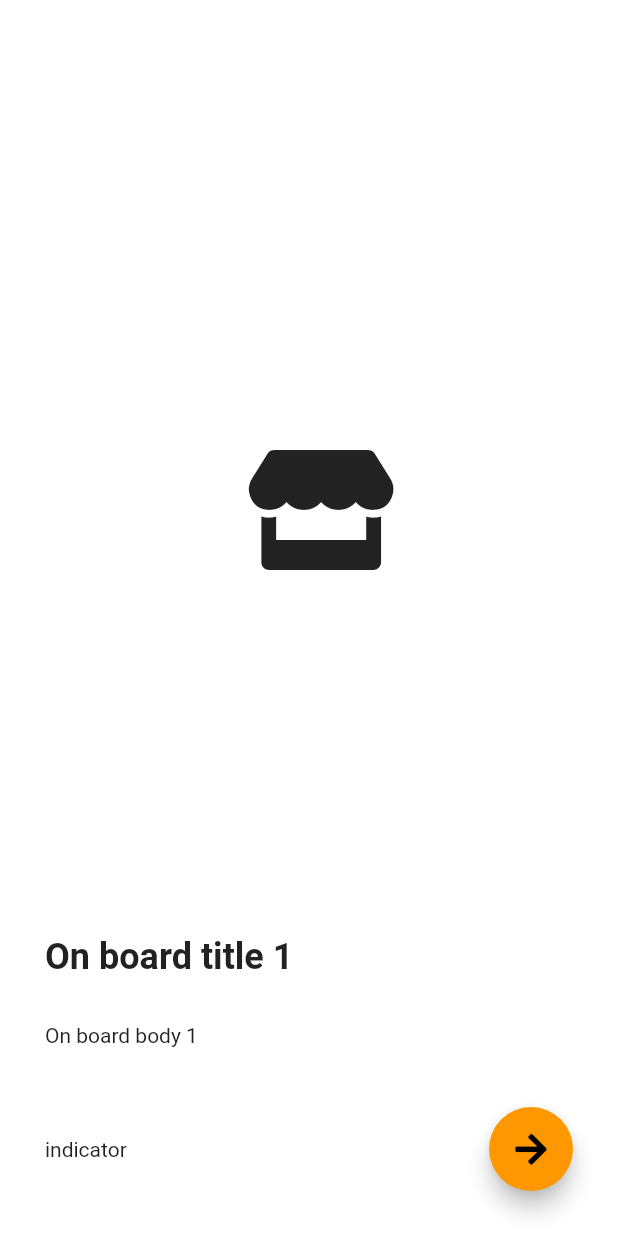
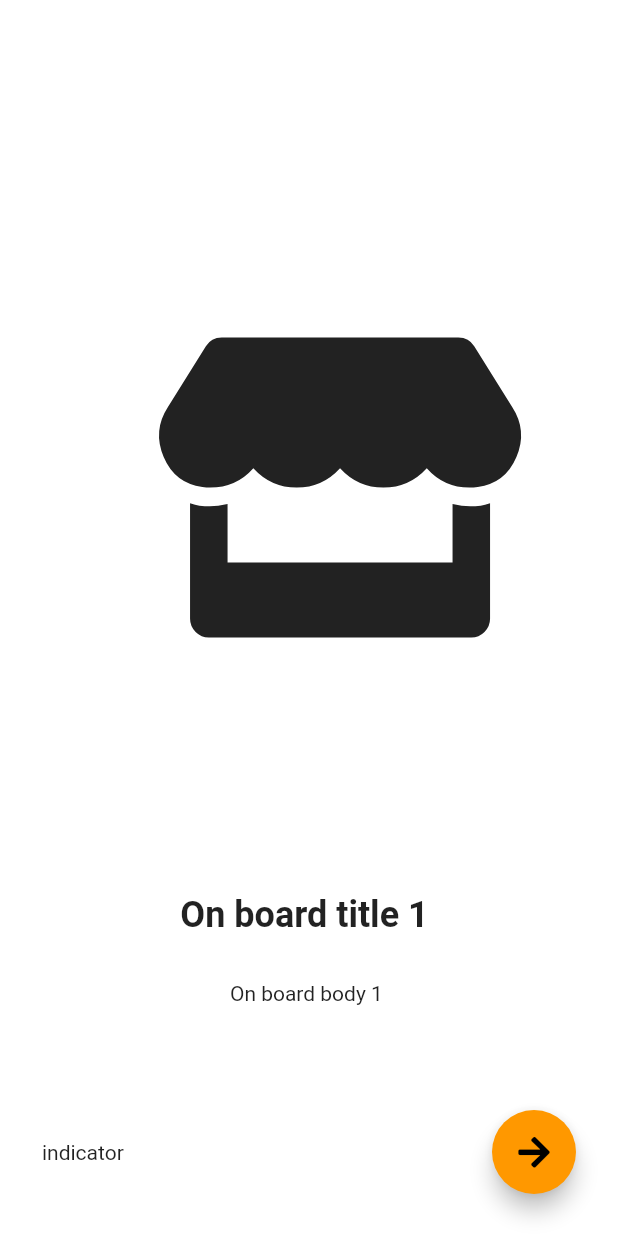
Before and after one commit to ihebmeftah/Udemy_course, a Flutter app: the screen it shows after launch, on a phone screen of 412 x 824 dp. Run offline on Flutter 3.47's test engine with Material 2 defaults, Android fonts, the phone set to English and light mode, and no system bars; our stand-ins replace bloc, conditional_builder_null_safety, dio, flutter_bloc, font_awesome_flutter, hexcolor and 1 more.

```diff
--- a/lib/modules/Shopapp/onboarding/onboardingScreen.dart
+++ b/lib/modules/Shopapp/onboarding/onboardingScreen.dart
@@ -31,7 +31,7 @@ class _OnboardingScreenState extends State<OnboardingScreen> {
     return Scaffold(
       appBar: AppBar(),
       body: Padding(
-        padding: const EdgeInsets.all(30.0),
+        padding: const EdgeInsets.all(28.0),
         child: Column(
           children: [
             Expanded(
@@ -70,22 +70,29 @@ class _OnboardingScreenState extends State<OnboardingScreen> {
             child: Center(
               child: Icon(
                 model.icon,
-                size: 80,
+                size: 200,
               ),
             ),
           ),
           SizedBox(
             height: 30,
           ),
-          Text(model.title,
-              style: TextStyle(fontSize: 24, fontWeight: FontWeight.bold)),
+          Center(
+            child: Text(model.title,
+                style: TextStyle(fontSize: 24, fontWeight: FontWeight.bold)),
+          ),
           SizedBox(
             height: 30,
           ),
-          Text(model.body,
-              style: TextStyle(
-                fontSize: 14,
-              ))
+          Center(
+            child: Text(model.body,
+                style: TextStyle(
+                  fontSize: 14,
+                )),
+          ),
+          SizedBox(
+            height: 30,
+          ),
         ],
       );
 }
```
